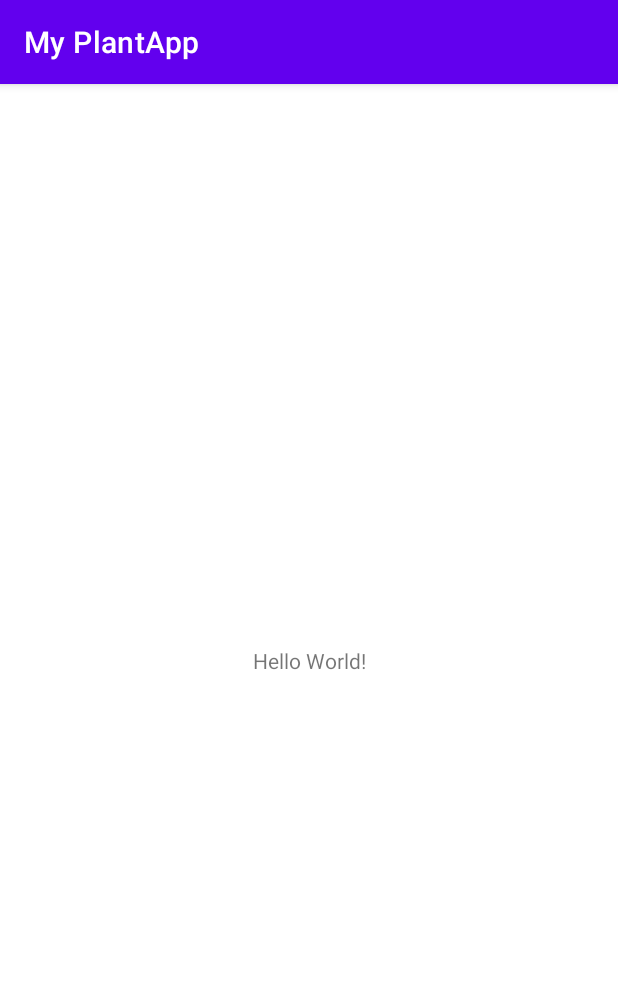
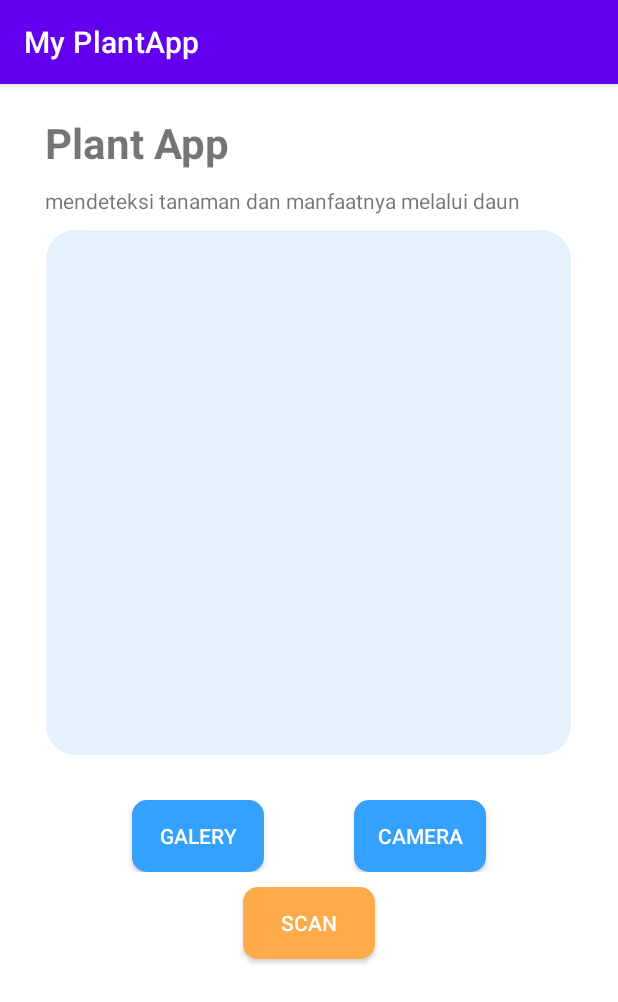
Before and after one commit to anggitwr/PlantApp, an Android app: the screen it shows after launch (MainActivity), on a phone screen of 412 x 824 dp. Shown: the top 1002 px of the screen. Run offline under Robolectric (Android 15) with nearby library versions, the phone set to English and light mode, and no system bars.

Commit message:
add layout main activity and update drawable

```diff
--- /dev/null
+++ b/app/src/main/res/drawable/btn_galery.xml
@@ -0,0 +1,9 @@
+<?xml version="1.0" encoding="utf-8"?>
+<selector xmlns:android="http://schemas.android.com/apk/res/android">
+    <item>
+        <shape>
+            <solid android:color="@color/blue_200"/>
+            <corners android:radius="10dp"/>
+        </shape>
+    </item>
+</selector>
--- /dev/null
+++ b/app/src/main/res/drawable/btn_scan.xml
@@ -0,0 +1,10 @@
+<?xml version="1.0" encoding="utf-8"?>
+<selector xmlns:android="http://schemas.android.com/apk/res/android">
+
+    <item>
+        <shape>
+            <solid android:color="@color/yellow_1"/>
+            <corners android:radius="10dp"/>
+        </shape>
+    </item>
+</selector>
--- /dev/null
+++ b/app/src/main/res/drawable/insert_image_bg.xml
@@ -0,0 +1,11 @@
+<?xml version="1.0" encoding="utf-8"?>
+<selector xmlns:android="http://schemas.android.com/apk/res/android">
+
+    <item>
+        <shape>
+            <solid android:color="@color/blue_50"/>
+            <corners android:radius="20dp"  />
+            <padding android:right="6dp" android:left="6dp"/>
+        </shape>
+    </item>
+</selector>
--- a/app/src/main/res/layout/activity_main.xml
+++ b/app/src/main/res/layout/activity_main.xml
@@ -1,18 +1,111 @@
 <?xml version="1.0" encoding="utf-8"?>
-<androidx.constraintlayout.widget.ConstraintLayout xmlns:android="http://schemas.android.com/apk/res/android"
+<ScrollView xmlns:android="http://schemas.android.com/apk/res/android"
     xmlns:app="http://schemas.android.com/apk/res-auto"
     xmlns:tools="http://schemas.android.com/tools"
     android:layout_width="match_parent"
     android:layout_height="match_parent"
     tools:context=".MainActivity">
 
-    <TextView
-        android:layout_width="wrap_content"
-        android:layout_height="wrap_content"
-        android:text="Hello World!"
-        app:layout_constraintBottom_toBottomOf="parent"
-        app:layout_constraintEnd_toEndOf="parent"
-        app:layout_constraintStart_toStartOf="parent"
-        app:layout_constraintTop_toTopOf="parent" />
+    <LinearLayout
+        android:layout_width="match_parent"
+        android:layout_height="match_parent"
+        android:orientation="vertical">
 
-</androidx.constraintlayout.widget.ConstraintLayout>
+        <TextView
+            android:layout_width="wrap_content"
+            android:layout_height="wrap_content"
+            android:text="@string/plant_app"
+            android:textSize="28sp"
+            android:textStyle="bold"
+            android:layout_marginTop="20dp"
+            android:layout_marginStart="30dp"/>
+
+        <TextView
+            android:layout_width="wrap_content"
+            android:layout_height="wrap_content"
+            android:text="@string/add_information"
+            android:layout_marginTop="10dp"
+            android:layout_marginStart="30dp"
+            android:textSize="14sp"/>
+
+        <ImageView
+            android:id="@+id/imageVIew"
+            android:layout_width="350dp"
+            android:layout_height="350dp"
+            android:layout_gravity="center"
+            android:layout_marginTop="10dp"
+            android:background="@drawable/insert_image_bg"
+            android:padding="10dp"/>
+
+        <LinearLayout
+            android:layout_width="match_parent"
+            android:layout_height="match_parent"
+            android:layout_marginTop="30dp"
+            android:gravity="center">
+
+            <androidx.appcompat.widget.AppCompatButton
+                android:id="@+id/btn_galery"
+                android:layout_width="wrap_content"
+                android:layout_height="wrap_content"
+                android:layout_marginEnd="50dp"
+                android:background="@drawable/btn_galery"
+                android:padding="10dp"
+                android:text="@string/btn_galery"
+                android:textColor="@color/white" />
+
+            <androidx.appcompat.widget.AppCompatButton
+                android:id="@+id/btn_camera"
+                android:layout_width="wrap_content"
+                android:layout_height="wrap_content"
+                android:layout_marginStart="10dp"
+                android:background="@drawable/btn_galery"
+                android:text="@string/btncamera"
+                android:textColor="@color/white" />
+        </LinearLayout>
+
+        <androidx.appcompat.widget.AppCompatButton
+            android:id="@+id/btn_prediction"
+            android:layout_width="wrap_content"
+            android:layout_height="wrap_content"
+            android:text="@string/predict"
+            android:background="@drawable/btn_scan"
+            android:textColor="@color/white"
+            android:layout_marginTop="10dp"
+            android:padding="10dp"
+            android:layout_gravity="center" />
+
+        <TextView
+            android:id="@+id/tv_result"
+            android:layout_width="wrap_content"
+            android:layout_height="wrap_content"
+            android:contentDescription="@string/hasil"
+            android:layout_gravity="center"
+            android:layout_marginTop="30dp"
+            />
+
+        <TextView
+            android:id="@+id/tv_confidence"
+            android:layout_width="wrap_content"
+            android:layout_height="wrap_content"
+            android:layout_gravity="center"
+            android:layout_marginTop="10dp"
+            />
+
+        <TextView
+            android:id="@+id/tv_detail"
+            android:contentDescription="@string/hasil"
+            android:layout_width="match_parent"
+            android:layout_height="wrap_content"
+            android:layout_marginTop="20dp"
+            android:layout_marginStart="25dp"
+            android:layout_marginEnd="25dp"
+            android:layout_marginBottom="25dp"
+            android:layout_gravity="center"
+            />
+
+
+
+
+    </LinearLayout>
+
+</ScrollView>
--- a/app/src/main/res/values/colors.xml
+++ b/app/src/main/res/values/colors.xml
@@ -7,4 +7,7 @@
     <color name="teal_700">#FF018786</color>
     <color name="black">#FF000000</color>
     <color name="white">#FFFFFFFF</color>
+    <color name="blue_50">#E3F2FD</color>
+    <color name="blue_200">#33A1FD</color>
+    <color name="yellow_1">#FFAB49</color>
 </resources>
--- a/app/src/main/res/values/strings.xml
+++ b/app/src/main/res/values/strings.xml
@@ -1,3 +1,9 @@
 <resources>
     <string name="app_name">My PlantApp</string>
+    <string name="plant_app">Plant App</string>
+    <string name="add_information">mendeteksi tanaman dan manfaatnya melalui daun</string>
+    <string name="btn_galery">galery</string>
+    <string name="btncamera">camera</string>
+    <string name="predict">scan</string>
+    <string name="hasil">hasil</string>
 </resources>
```
